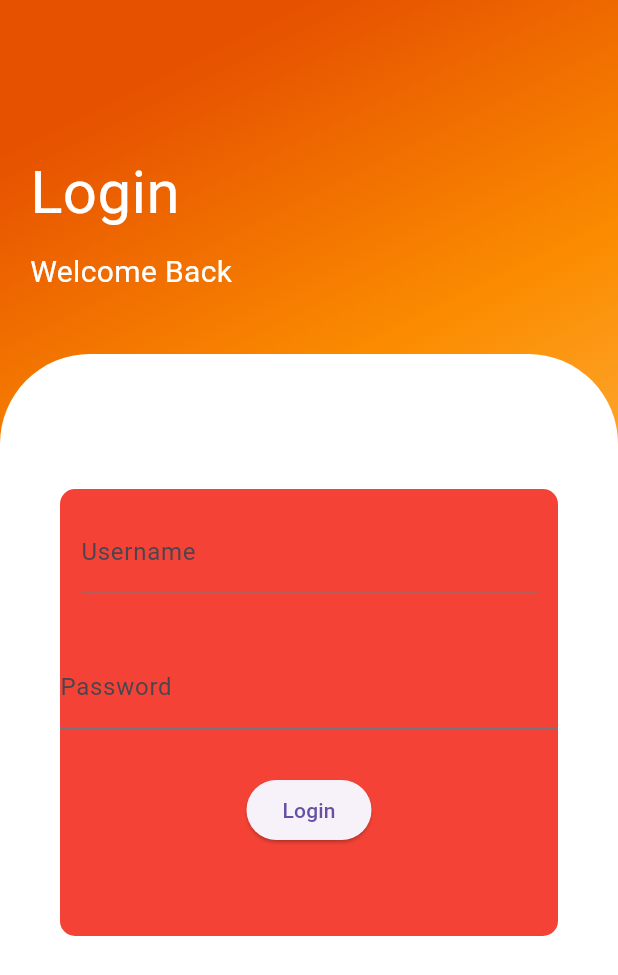
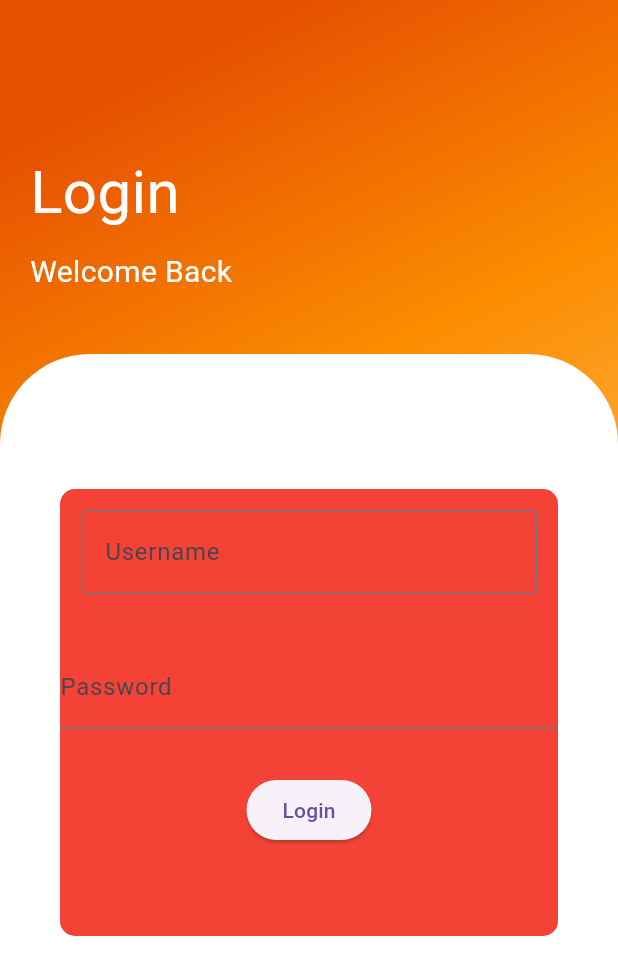
Before and after one commit to xXAlSAlMIXx-cs/PartTwo_SmartTravel, a Flutter app: the screen it shows after launch, after a tap on "Login", on a phone screen of 412 x 824 dp. Shown: the top 975 px of the screen. Run offline on Flutter 3.47's test engine with Material 3 defaults, Android fonts, the phone set to English and light mode, and no system bars.

Commit message:
Form username

```diff
--- a/part1_project/lib/loginPage.dart
+++ b/part1_project/lib/loginPage.dart
@@ -50,25 +50,22 @@ class LoginPage extends StatelessWidget {
                             topLeft: Radius.circular(60),
                             topRight: Radius.circular(60))),
                     child: Padding(
-                      padding: const EdgeInsets.fromLTRB(40,90,40,200),
+                      padding: const EdgeInsets.fromLTRB(40, 90, 40, 200),
                       child: Expanded(
                           child: Container(
                         decoration: BoxDecoration(
                             color: Colors.red,
-                              borderRadius: BorderRadius.circular(10)
-
-                            ),
-
+                            borderRadius: BorderRadius.circular(10)),
                         child: Form(
-
                           child: Column(
                             mainAxisAlignment: MainAxisAlignment.start,
                             children: [
                               Padding(
                                 padding: const EdgeInsets.all(14),
-
                                 child: TextFormField(
-                                  decoration: InputDecoration(labelText: 'Username'),
+                                  decoration: InputDecoration(
+                                      labelText: 'Username',
+                                      border: OutlineInputBorder()),
                                   validator: (value) => value!.isEmpty
                                       ? 'Please enter your username'
                                       : null,
@@ -76,7 +73,8 @@ class LoginPage extends StatelessWidget {
                               ),
                               SizedBox(height: 20),
                               TextFormField(
-                                decoration: InputDecoration(labelText: 'Password'),
+                                decoration:
+                                    InputDecoration(labelText: 'Password'),
                                 obscureText: true,
                                 validator: (value) => value!.isEmpty
                                     ? 'Please enter your password'
```
Lines whose indentation alone changed are shown as unchanged.
